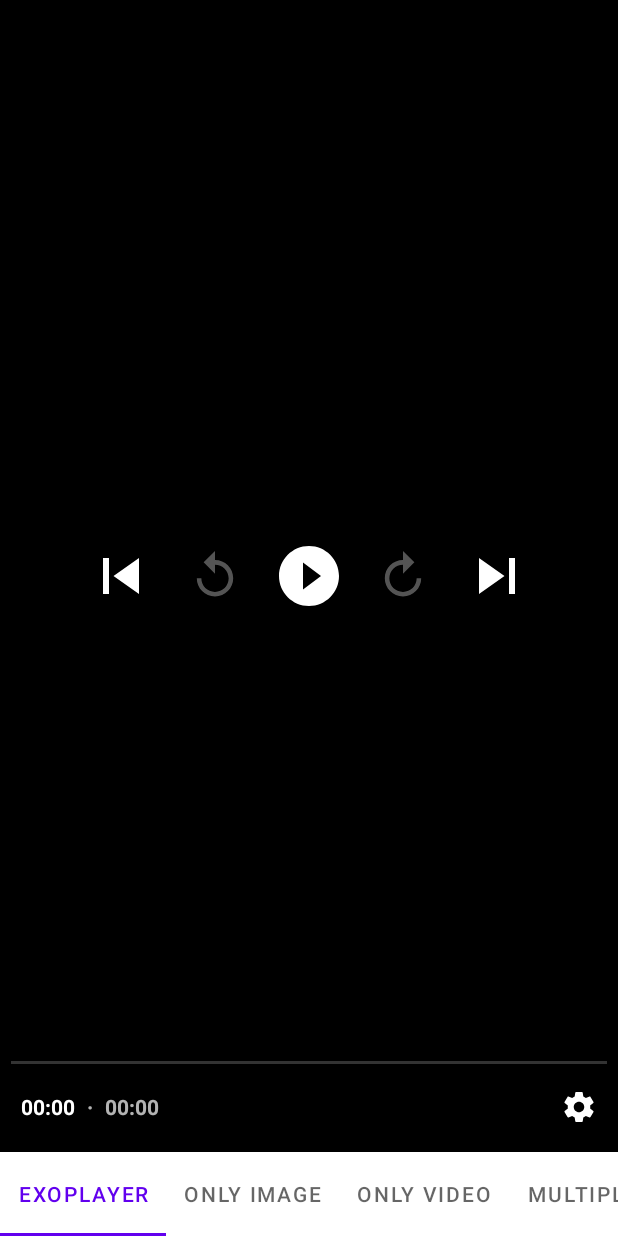
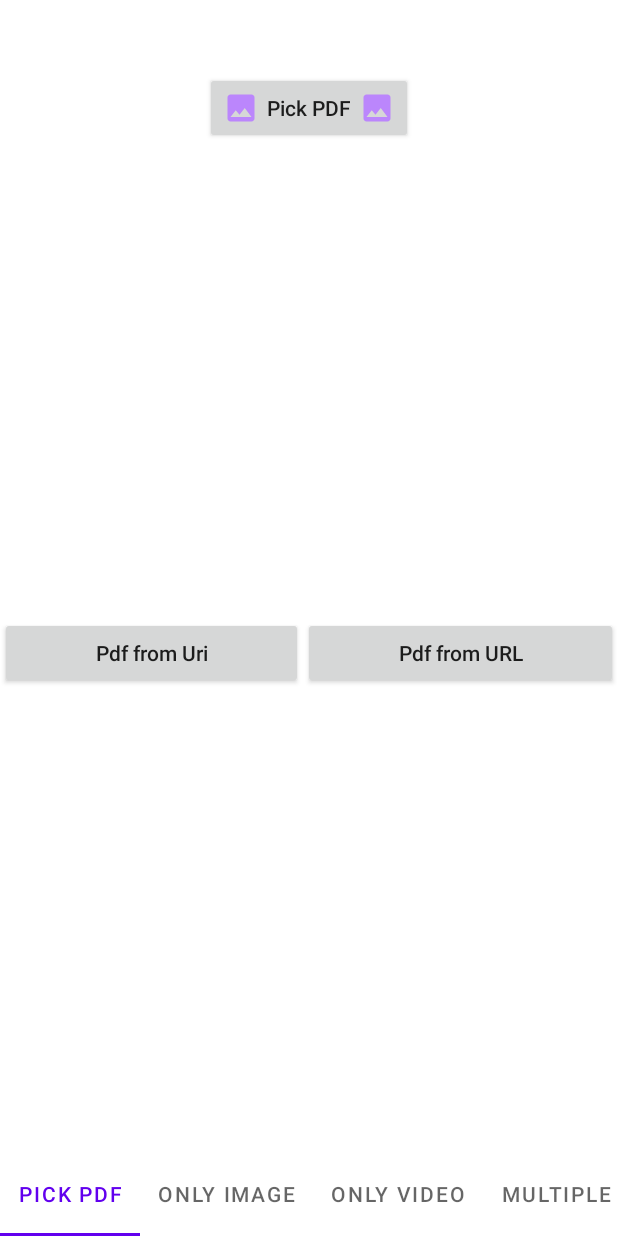
Before and after one commit to NrupParikh/Photopicker13, an Android app: the screen it shows after launch (MainActivity), on a phone screen of 412 x 824 dp. Run offline under Robolectric (Android 15) with nearby library versions, the phone set to English and light mode, and no system bars; libraries missing offline, so code that uses them is left out: androidx.palette.graphics, coil.decode, com.rajat.pdfviewer; pictures from the network do not load.

Commit message:
- Android Media 3 API for show Image(s) and/or video(s) : Path is like content://com.specindia.picker13/xyz - which copy the file to our cache storage of app. - Get real path to load the File - PDF viewer added for load PDF from API and Uri

```diff
--- a/app/src/main/java/com/specindia/picker13/ui/fragment/MainFragment.kt
+++ b/app/src/main/java/com/specindia/picker13/ui/fragment/MainFragment.kt
@@ -35,7 +35,8 @@ class MainFragment : Fragment() {
 
         val adapter = MyViewPagerAdapter((activity as MainActivity))
         adapter.apply {
-            addFragment(Tab8Fragment(), "Exoplayer")
+
+            addFragment(Tab9Fragment(), "Pick PDF")
             addFragment(Tab1Fragment(), "Only Image")
             addFragment(Tab2Fragment(), "Only Video")
             addFragment(Tab3Fragment(), "Multiple Images")
@@ -43,6 +44,7 @@ class MainFragment : Fragment() {
             addFragment(Tab5Fragment(), "Image or Video")
             addFragment(Tab6Fragment(), "Images and Videos")
             addFragment(Tab7Fragment(), "Coil")
+            addFragment(Tab8Fragment(), "Exoplayer")
 
         }
 
--- /dev/null
+++ b/app/src/main/java/com/specindia/picker13/ui/fragment/tabs/Tab9Fragment.kt
@@ -0,0 +1,107 @@
+package com.specindia.picker13.ui.fragment.tabs
+
+import android.content.Intent
+import android.net.Uri
+import android.os.Bundle
+import android.util.Log
+import android.view.LayoutInflater
+import android.view.View
+import android.view.ViewGroup
+import androidx.activity.result.ActivityResultLauncher
+import androidx.activity.result.contract.ActivityResultContracts
+import androidx.fragment.app.Fragment
+import com.rajat.pdfviewer.PdfViewerActivity
+import com.specindia.picker13.databinding.FragmentTab9Binding
+import com.specindia.picker13.utils.transformations.Util
+
+
+class Tab9Fragment : Fragment() {
+    private lateinit var binding: FragmentTab9Binding
+    private var documentPick: ActivityResultLauncher<Array<String>>? = null
+    private lateinit var docUri: Uri
+    private var realPath: String? = null
+    override fun onCreate(savedInstanceState: Bundle?) {
+        super.onCreate(savedInstanceState)
+
+
+        documentPick =
+            registerForActivityResult(ActivityResultContracts.OpenDocument()) { result ->
+                // do something
+                Log.d("TAG", "DATA $result")
+                binding.tvPath.text = result.toString()
+                docUri = result!!
+
+                realPath = Util.getRealPathFromURI(docUri, requireContext())
+                if (realPath != null) {
+                    binding.tvRealPath.visibility = View.VISIBLE
+                    binding.tvRealPath.text = realPath.toString()
+                    Log.d("TAG realPath", realPath!!)
+                } else {
+                    binding.tvRealPath.visibility = View.GONE
+                }
+            }
+    }
+
+    override fun onCreateView(
+        inflater: LayoutInflater,
+        container: ViewGroup?,
+        savedInstanceState: Bundle?
+    ): View {
+        binding = FragmentTab9Binding.inflate(layoutInflater)
+        return binding.root
+    }
+
+    override fun onViewCreated(view: View, savedInstanceState: Bundle?) {
+        super.onViewCreated(view, savedInstanceState)
+
+        binding.btnPickPDF.setOnClickListener {
+            documentPick?.launch(
+//                arrayOf(
+//                    "application/pdf",
+//                    "application/msword",
+//                    "application/ms-doc",
+//                    "application/doc",
+//                    "application/vnd.openxmlformats-officedocument.wordprocessingml.document",
+//                    "text/plain"
+//                )
+                arrayOf(
+                    "application/pdf"
+                )
+            )
+        }
+
+        binding.btnOpenIntent.setOnClickListener {
+            realPath.let {
+                val intent = Intent()
+                intent.action = Intent.ACTION_VIEW
+                intent.setDataAndType(Uri.parse(it), "application/pdf")
+                context?.startActivity(intent)
+            }
+        }
+        binding.btnLoadUri.setOnClickListener {
+            startActivity(
+                PdfViewerActivity.launchPdfFromPath(
+                    context = requireContext(),
+                    path = realPath,
+                    pdfTitle = "PDF from Local Path",
+                    directoryName = "",
+                    enableDownload = false
+                )
+            )
+
+        }
+
+        binding.btnLoadUrl.setOnClickListener {
+            startActivity(
+                PdfViewerActivity.launchPdfFromUrl(
+                    context = requireContext(),
+                    pdfUrl = "https://www.orimi.com/pdf-test.pdf",
+                    pdfTitle = "PDF from URL",
+                    directoryName = "",
+                    enableDownload = true
+                )
+            )
+        }
+    }
+
+}
--- /dev/null
+++ b/app/src/main/res/layout/fragment_tab9.xml
@@ -0,0 +1,83 @@
+<?xml version="1.0" encoding="utf-8"?>
+<androidx.constraintlayout.widget.ConstraintLayout xmlns:android="http://schemas.android.com/apk/res/android"
+    xmlns:app="http://schemas.android.com/apk/res-auto"
+    android:layout_width="match_parent"
+    android:layout_height="match_parent">
+
+    <androidx.appcompat.widget.AppCompatButton
+        android:id="@+id/btnPickPDF"
+        android:layout_width="wrap_content"
+        android:layout_height="wrap_content"
+        android:layout_marginTop="48dp"
+        android:drawableStart="@drawable/ic_image"
+        android:drawableEnd="@drawable/ic_image"
+        android:drawablePadding="5dp"
+        android:drawableTint="@color/purple_200"
+        android:text="@string/pick_pdf"
+        android:textAllCaps="false"
+        app:layout_constraintEnd_toEndOf="parent"
+        app:layout_constraintStart_toStartOf="parent"
+        app:layout_constraintTop_toTopOf="parent" />
+
+    <androidx.appcompat.widget.AppCompatTextView
+        android:id="@+id/tvPath"
+        android:layout_width="match_parent"
+        android:layout_height="wrap_content"
+        android:layout_margin="16dp"
+        android:layout_marginTop="48dp"
+        android:background="@color/white"
+        android:padding="16dp"
+        android:textColor="@color/black"
+        android:textSize="16sp"
+        app:layout_constraintBottom_toBottomOf="parent"
+        app:layout_constraintEnd_toEndOf="parent"
+        app:layout_constraintStart_toStartOf="parent"
+        app:layout_constraintTop_toTopOf="parent" />
+
+    <androidx.appcompat.widget.AppCompatTextView
+        android:id="@+id/tvRealPath"
+        android:layout_width="match_parent"
+        android:layout_height="wrap_content"
+        android:layout_marginTop="120dp"
+        android:background="@color/purple_200"
+        android:padding="16dp"
+        android:textColor="@color/black"
+        android:textSize="16sp"
+        android:visibility="gone"
+        app:layout_constraintTop_toBottomOf="@+id/tvPath" />
+
+    <androidx.appcompat.widget.LinearLayoutCompat
+        android:layout_width="match_parent"
+        android:layout_height="wrap_content"
+        android:weightSum="1"
+        app:layout_constraintEnd_toEndOf="@+id/tvPath"
+        app:layout_constraintStart_toStartOf="@+id/tvPath"
+        app:layout_constraintTop_toBottomOf="@+id/tvPath">
+
+        <androidx.appcompat.widget.AppCompatButton
+            android:id="@+id/btnOpenIntent"
+            android:layout_width="wrap_content"
+            android:layout_height="wrap_content"
+            android:layout_weight="0.5"
+            android:visibility="gone"
+            android:text="@string/intent_to_open"
+            android:textAllCaps="false" />
+
+        <androidx.appcompat.widget.AppCompatButton
+            android:id="@+id/btnLoadUri"
+            android:layout_width="wrap_content"
+            android:layout_height="wrap_content"
+            android:layout_weight="0.5"
+            android:text="@string/pdf_from_uri"
+            android:textAllCaps="false" />
+
+        <androidx.appcompat.widget.AppCompatButton
+            android:id="@+id/btnLoadUrl"
+            android:layout_width="wrap_content"
+            android:layout_height="wrap_content"
+            android:layout_weight="0.5"
+            android:text="@string/pdf_from_url"
+            android:textAllCaps="false" />
+    </androidx.appcompat.widget.LinearLayoutCompat>
+
+</androidx.constraintlayout.widget.ConstraintLayout>
--- a/app/src/main/res/values/strings.xml
+++ b/app/src/main/res/values/strings.xml
@@ -30,5 +30,10 @@
     <string name="media_url_dash"><![CDATA[https://www.youtube.com/api/manifest/dash/id/bf5bb2419360daf1/source/youtube?as=fmp4_audio_clear,fmp4_sd_hd_clear&sparams=ip,ipbits,expire,source,id,as&ip=0.0.0.0&ipbits=0&expire=19000000000&signature=51AF5F39AB0CEC3E5497CD9C900EBFEAECCCB5C7.8506521BFC350652163895D4C26DEE124209AA9E&key=ik0]]></string>
     <string name="mp4_2">http://commondatastorage.googleapis.com/gtv-videos-bucket/sample/ElephantsDream.mp4</string>
     <string name="mp4_3">http://commondatastorage.googleapis.com/gtv-videos-bucket/sample/ForBiggerBlazes.mp4</string>
+    <string name="view_pdf">View PDF</string>
+    <string name="pick_pdf">Pick PDF</string>
+    <string name="intent_to_open">Intent To Open</string>
+    <string name="pdf_from_uri">Pdf from Uri</string>
+    <string name="pdf_from_url">Pdf from URL</string>
 
 </resources>
--- a/settings.gradle
+++ b/settings.gradle
@@ -10,6 +10,7 @@ dependencyResolutionManagement {
     repositories {
         google()
         mavenCentral()
+        maven { url "https://jitpack.io" }
     }
 }
 rootProject.name = "Picker13"
```
Also changed, not shown: app/build.gradle (+9 -10 lines), app/src/main/java/com/specindia/picker13/ui/fragment/tabs/Tab1Fragment.kt (+11 -0 lines), app/src/main/java/com/specindia/picker13/ui/fragment/tabs/Tab2Fragment.kt (+13 -0 lines), app/src/main/java/com/specindia/picker13/utils/transformations/Util.kt (+43 -0 lines), app/src/main/java/com/specindia/picker13/utils/transformations/common/RealPathUtil.kt (added, +179 -0 lines), app/src/main/java/com/specindia/picker13/utils/transformations/common/RealPathUtilExts.kt (added, +23 -0 lines), app/src/main/res/layout/fragment_tab1.xml (+12 -0 lines), app/src/main/res/layout/fragment_tab2.xml (+10 -0 lines), gradle/wrapper/gradle-wrapper.properties, 2 other files.
